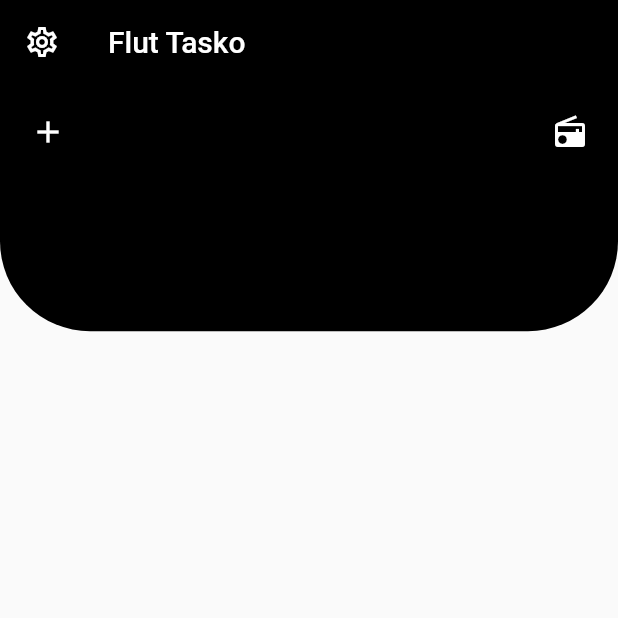
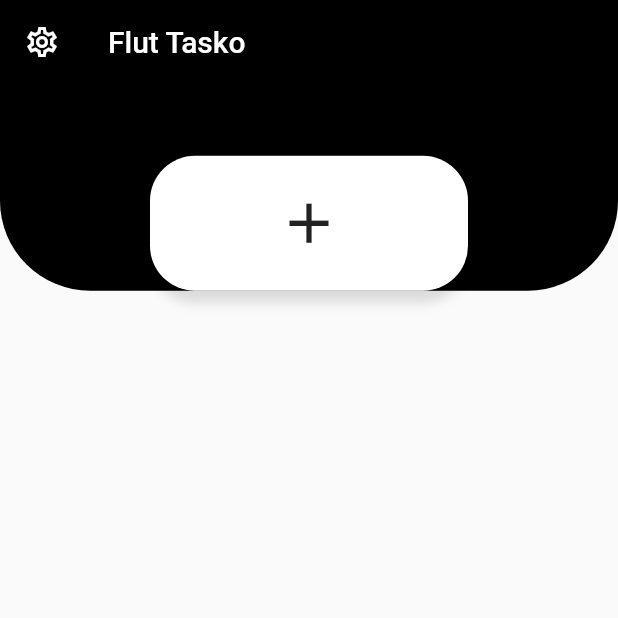
Before and after one commit to 5CYTH3/tasko_rem, a Flutter app: the screen it shows after launch, on a phone screen of 412 x 824 dp, the top half of it. Run offline on Flutter 3.47's test engine with Material 2 defaults, Android fonts, the phone set to English and light mode, and no system bars.

Commit message:
Trying to add the "Add Task" button.

```diff
--- a/lib/components/Body.dart
+++ b/lib/components/Body.dart
@@ -7,10 +7,11 @@ class Body extends StatelessWidget {
 		return Column(
 			children: <Widget>[
 				Container(
-					height: size.height * 0.2,
+					height: size.height * 0.2 - 27,
 					child: Stack(
 						children: <Widget>[
 							Container(
+                height: size.height * 0.2 - 27,
 							  decoration: BoxDecoration(
 								  color: Colors.black,
 									borderRadius: BorderRadius.only(
@@ -19,16 +20,25 @@ class Body extends StatelessWidget {
 									),
 								),
               ),
-              Padding(
-                padding: const EdgeInsets.all(8.0),
-                child: Row(
-                  mainAxisAlignment: MainAxisAlignment.spaceBetween,
-                  children: [
-                    IconButton(icon: Icon(Icons.add), color: Colors.white, onPressed: () {}),
-                    IconButton(icon: Icon(Icons.radio), color: Colors.white, onPressed: () {})
-                  ],
-                ),
-              )
+              Positioned(
+                bottom: 0,
+                left: 0,
+                right: 0,
+                child:
+                Container(
+                  margin: EdgeInsets.symmetric(horizontal: 100.0),
+                  width: 200.0,
+                  height: 90.0,
+                  decoration: BoxDecoration(
+                    borderRadius: BorderRadius.circular(30),
+                    color: Colors.white,
+                    boxShadow:[
+                      BoxShadow(blurRadius: 6, color: Colors.black12, offset: Offset(0, 8)),
+                    ]
+                  ),
+                  child: IconButton(icon: Icon(Icons.add), iconSize: 45,onPressed: () {},)
+                )
+              ),
 						]
 					),
 				),
--- a/pubspec.yaml
+++ b/pubspec.yaml
@@ -23,7 +23,7 @@ environment:
 dependencies:
   flutter:
     sdk: flutter
-
+  animations: ^2.0.0
 
   # The following adds the Cupertino Icons font to your application.
   # Use with the CupertinoIcons class for iOS style icons.
```
Also changed, not shown: pubspec.lock.
